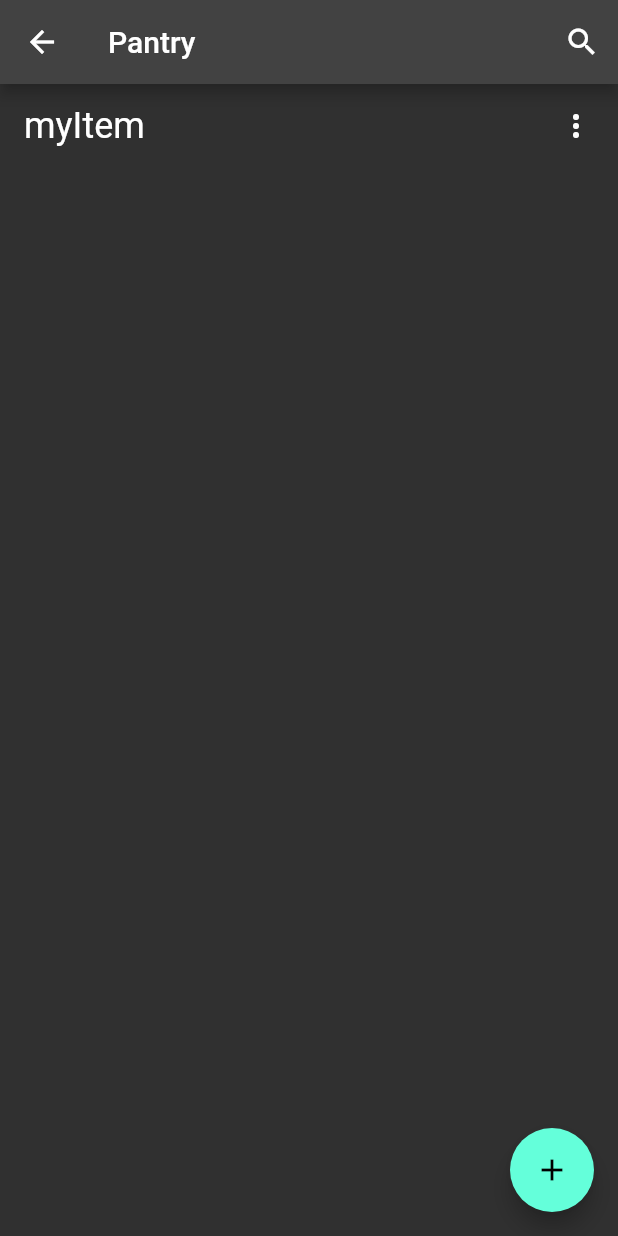
After one commit to inoventory-org/inoventory-app, a Flutter app: the screen it shows after launch, after a tap on "Pantry", on a phone screen of 412 x 824 dp. The commit adds this screen. Run offline on Flutter 3.47's test engine with Material 2 defaults, Android fonts, the phone set to English and light mode, and no system bars.

Commit message:
add list detail view

```diff
--- /dev/null
+++ b/lib/models/inventory_list_item.dart
@@ -0,0 +1,6 @@
+class InventoryListItem {
+  final String id;
+  final String name;
+
+  InventoryListItem(this.id, this.name);
+}
--- /dev/null
+++ b/lib/views/ean_scanner_view.dart
@@ -0,0 +1,15 @@
+import 'package:flutter/material.dart';
+
+class EanScannerWidget extends StatefulWidget {
+  const EanScannerWidget({Key? key}) : super(key: key);
+
+  @override
+  State<EanScannerWidget> createState() => _EanScannerWidgetState();
+}
+
+class _EanScannerWidgetState extends State<EanScannerWidget> {
+  @override
+  Widget build(BuildContext context) {
+    return const Placeholder();
+  }
+}
--- /dev/null
+++ b/lib/views/inventory_list_detail_view.dart
@@ -0,0 +1,55 @@
+import 'package:flutter/material.dart';
+import 'package:inoventory_ui/models/inventory_list.dart';
+import 'package:inoventory_ui/models/inventory_list_item.dart';
+import 'package:inoventory_ui/views/ean_scanner_view.dart';
+
+import '../widgets/inoventory_appbar.dart';
+
+class InventoryListDetailWidget extends StatefulWidget {
+  final InventoryList list;
+
+  const InventoryListDetailWidget({super.key, required this.list});
+
+  @override
+  State<InventoryListDetailWidget> createState() =>
+      _InventoryListDetailWidgetState();
+}
+
+class _InventoryListDetailWidgetState extends State<InventoryListDetailWidget> {
+  final List<InventoryListItem> _items = <InventoryListItem>[
+    InventoryListItem("id", "myItem")
+  ];
+
+  @override
+  void initState() {
+    super.initState();
+  }
+
+  @override
+  Widget build(BuildContext context) {
+    return Scaffold(
+      appBar: InoventoryAppBar(
+        title: widget.list.name,
+      ),
+      body: ListView(
+        children: ListTile.divideTiles(
+            context: context,
+            tiles: _items.map((e) {
+              return ListTile(
+                title: Text(e.name, style: const TextStyle(fontSize: 24)),
+                trailing: const Icon(Icons.more_vert),
+                // onTap: () { Navigator.push(context, ) },
+              );
+            })).toList(),
+      ),
+      floatingActionButton: FloatingActionButton(
+        onPressed: () {
+          Navigator.push(context,
+              MaterialPageRoute(builder: (context) => const EanScannerWidget())
+          );
+        },
+        child: const Icon(Icons.add),
+      ),
+    );
+  }
+}
--- a/lib/views/inventory_list_view.dart
+++ b/lib/views/inventory_list_view.dart
@@ -1,6 +1,8 @@
 import 'package:flutter/material.dart';
 import 'package:inoventory_ui/models/inventory_list.dart';
 import 'package:inoventory_ui/services/inventory_list_service.dart';
+
+import 'inventory_list_detail_view.dart';
 
 class InventoryListWidget extends StatefulWidget {
   const InventoryListWidget({Key? key}) : super(key: key);
@@ -27,10 +29,16 @@ class _InventoryListWidgetState extends State<InventoryListWidget> {
           tiles: _inventoryLists.map((e) {
             return ListTile(
               title: Text(e.name, style: const TextStyle(fontSize: 24)),
-                trailing:  const Icon(Icons.more_vert)
+              trailing: const Icon(Icons.more_vert),
+              onTap: () {
+                Navigator.push(
+                    context,
+                    MaterialPageRoute(
+                        builder: (context) =>
+                            InventoryListDetailWidget(list: e)));
+              },
             );
-            })
-        ).toList(),
+          })).toList(),
     );
   }
 }
```
Lines whose indentation alone changed are shown as unchanged.
